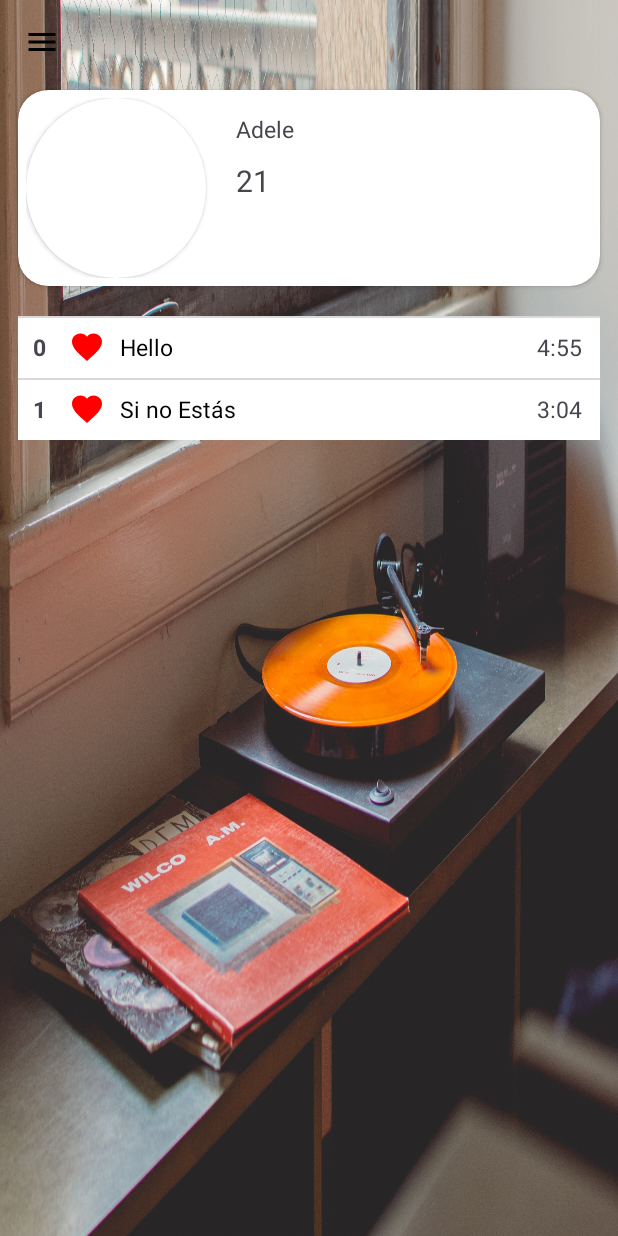
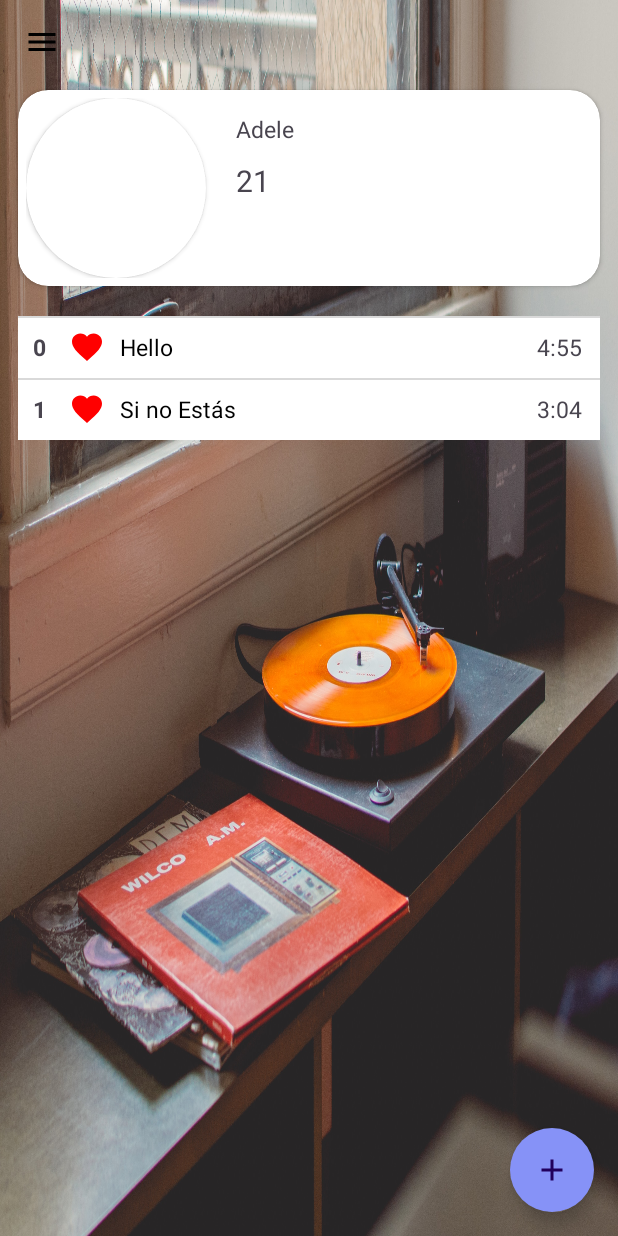
Before and after one commit to Cesar-Gerard/Android_MusicApp, an Android app: the screen it shows after launch (MainActivity), after a tap on "Adele", on a phone screen of 412 x 824 dp. Run offline under Robolectric (Android 15) with nearby library versions, the phone set to English and light mode, and no system bars; libraries missing offline, so code that uses them is left out: com.nostra13.universalimageloader; 5 statements that could not run were skipped.

Commit message:
27/10/2023

```diff
--- a/Spotify/app/src/main/AndroidManifest.xml
+++ b/Spotify/app/src/main/AndroidManifest.xml
@@ -19,7 +19,7 @@
         android:roundIcon="@mipmap/ic_launcher_round"
         android:supportsRtl="true"
         android:theme="@style/Theme.Spotify"
-        tools:targetApi="31">
+        tools:targetApi="34">
         <activity
             android:name=".MainActivity"
             android:exported="true">
--- a/Spotify/app/src/main/java/Adapters/Album_Adapter.java
+++ b/Spotify/app/src/main/java/Adapters/Album_Adapter.java
@@ -3,22 +3,23 @@ package Adapters;
 import android.content.Context;
 import android.graphics.Bitmap;
 import android.graphics.BitmapFactory;
-import android.net.Uri;
 import android.view.LayoutInflater;
 import android.view.View;
 import android.view.ViewGroup;
 import android.widget.ImageView;
 import android.widget.TextView;
 import androidx.annotation.NonNull;
+import androidx.appcompat.app.ActionBar;
+import androidx.appcompat.app.AppCompatActivity;
 import androidx.navigation.Navigation;
 import androidx.recyclerview.widget.RecyclerView;
 
+import com.example.spotify.MyMusic;
 import com.example.spotify.R;
 import com.example.spotify.llista_cansons;
 import com.nostra13.universalimageloader.core.ImageLoader;
 import com.nostra13.universalimageloader.core.assist.FailReason;
 import com.nostra13.universalimageloader.core.listener.ImageLoadingListener;
-
 import java.util.List;
 
 import model.Album;
@@ -27,10 +28,15 @@ import model.DateUtils;
 public class Album_Adapter extends RecyclerView.Adapter<Album_Adapter.ViewHolder>{
 
     private List<Album> albums;
-    Context context;
+    MyMusic context;
 
 
-    public Album_Adapter(List<Album> albums,Context a) {
+
+
+
+
+
+    public Album_Adapter(List<Album> albums,MyMusic a) {
         this.albums = albums;
         context=a;
     }
@@ -102,6 +108,20 @@ public class Album_Adapter extends RecyclerView.Adapter<Album_Adapter.ViewHolder
         }
 
 
+        holder.itemView.setOnLongClickListener(new View.OnLongClickListener() {
+            @Override
+            public boolean onLongClick(View v) {
+
+                a.setSelected(true);
+                ((AppCompatActivity)context.getContext()).startSupportActionMode(context.actionModeCallback);
+
+                return true;
+            }
+
+        });
+
+
+
         holder.itemView.setOnClickListener(new View.OnClickListener() {
             @Override
             public void onClick(View v) {
@@ -117,7 +137,11 @@ public class Album_Adapter extends RecyclerView.Adapter<Album_Adapter.ViewHolder
 
 
 
+
     }
+
+
+
 
     @Override
     public int getItemCount() {
@@ -142,4 +166,9 @@ public class Album_Adapter extends RecyclerView.Adapter<Album_Adapter.ViewHolder
 
         }
     }
+
+
+
+
+
 }
--- a/Spotify/app/src/main/java/com/example/spotify/llista_cansons.java
+++ b/Spotify/app/src/main/java/com/example/spotify/llista_cansons.java
@@ -3,11 +3,14 @@ package com.example.spotify;
 import android.os.Bundle;
 
 import androidx.fragment.app.Fragment;
+import androidx.navigation.Navigation;
 import androidx.recyclerview.widget.LinearLayoutManager;
 
 import android.view.LayoutInflater;
 import android.view.View;
 import android.view.ViewGroup;
+import android.view.animation.Animation;
+import android.view.animation.AnimationUtils;
 
 import com.example.spotify.databinding.FragmentLlistaCansonsBinding;
 import com.example.spotify.databinding.FragmentMyMusicBinding;
@@ -44,11 +47,36 @@ public class llista_cansons extends Fragment {
 
         setUpAlbumInfo();
 
+        setUpAnimations();
+
         setUpRecycleViewCansons();
+
+        setUpFloatingButton();
 
 
 
         return v;
+    }
+
+    private void setUpFloatingButton() {
+
+        b.fab.setOnClickListener(new View.OnClickListener() {
+            @Override
+            public void onClick(View v) {
+                Song_Creation_CustomDialog customDialog = new Song_Creation_CustomDialog();
+                customDialog.show(getFragmentManager(), "CustomDialogFragment");
+            }
+        });
+
+    }
+
+    private void setUpAnimations() {
+
+        Animation slideUp = AnimationUtils.loadAnimation(this.getContext(), R.anim.floating_button_anim);
+        b.fab.startAnimation(slideUp);
+
+
+
     }
 
     private void setUpAlbumInfo() {
--- a/Spotify/app/src/main/res/layout/fragment_llista_cansons.xml
+++ b/Spotify/app/src/main/res/layout/fragment_llista_cansons.xml
@@ -129,6 +129,22 @@
 
 
 
+        <com.google.android.material.floatingactionbutton.FloatingActionButton
+            android:id="@+id/fab"
+            android:layout_width="wrap_content"
+            android:layout_height="wrap_content"
+            android:layout_gravity="bottom|end"
+            android:layout_margin="16dp"
+            app:srcCompat="@drawable/add"
+            app:backgroundTint="@color/lavender"
+            app:layout_constraintBottom_toBottomOf="parent"
+            app:layout_constraintEnd_toEndOf="parent"
+            android:elevation="6dp"
+            app:shapeAppearanceOverlay="@style/roundedFAB"
+            />
+
+
+
     </androidx.constraintlayout.widget.ConstraintLayout>
 
 
--- /dev/null
+++ b/Spotify/app/src/main/res/menu/contextual_action_bar_menu_album.xml
@@ -0,0 +1,20 @@
+<?xml version="1.0" encoding="utf-8"?>
+<menu xmlns:android="http://schemas.android.com/apk/res/android"
+    xmlns:app="http://schemas.android.com/apk/res-auto"
+    xmlns:tools="http://schemas.android.com/tools"
+    tools:showIn="navigation_view">
+
+    <item
+        android:id="@+id/action_delete"
+        android:title="Eliminar"
+        android:icon="@android:drawable/ic_menu_delete"
+        app:showAsAction="ifRoom" />
+
+    <item
+        android:id="@+id/action_edit"
+        android:title="Editar"
+        android:icon="@android:drawable/ic_menu_edit"
+        app:showAsAction="ifRoom" />
+
+
+</menu>
--- a/Spotify/app/src/main/res/navigation/navigation_view.xml
+++ b/Spotify/app/src/main/res/navigation/navigation_view.xml
@@ -31,4 +31,16 @@
         android:name="com.example.spotify.llista_cansons"
         android:label="fragment_llista_cansons"
         tools:layout="@layout/fragment_llista_cansons" /><action android:id="@+id/action_global_llista_cansons" app:destination="@id/llista_cansons"/>
+    <fragment
+        android:id="@+id/delete_album_custom_dialog"
+        android:name="com.example.spotify.delete_album_custom_dialog"
+        android:label="fragment_delete_album_custom_dialog"
+        tools:layout="@layout/fragment_delete_album_custom_dialog" />
+    <action android:id="@+id/action_global_delete_album_custom_dialog" app:destination="@id/delete_album_custom_dialog" />
+    <fragment
+        android:id="@+id/song_Creation_CustomDialog"
+        android:name="com.example.spotify.Song_Creation_CustomDialog"
+        android:label="fragment_song__creation__custom_dialog"
+        tools:layout="@layout/fragment_song_creation_custom_dialog" />
+    <action android:id="@+id/action_global_song_Creation_CustomDialog" app:destination="@id/song_Creation_CustomDialog" />
 </navigation>
```
Also changed, not shown: Spotify/app/src/main/java/com/example/spotify/Album_Creation.java (+72 -5 lines), Spotify/app/src/main/java/com/example/spotify/MyMusic.java (+103 -6 lines), Spotify/app/src/main/java/com/example/spotify/Song_Creation_CustomDialog.java (added, +55 -0 lines), Spotify/app/src/main/java/com/example/spotify/delete_album_custom_dialog.java (added, +64 -0 lines), Spotify/app/src/main/java/model/Album.java (+31 -1 lines), Spotify/app/src/main/res/layout/fragment_delete_album_custom_dialog.xml (added, +92 -0 lines), Spotify/app/src/main/res/layout/fragment_song_creation_custom_dialog.xml (added, +123 -0 lines).
